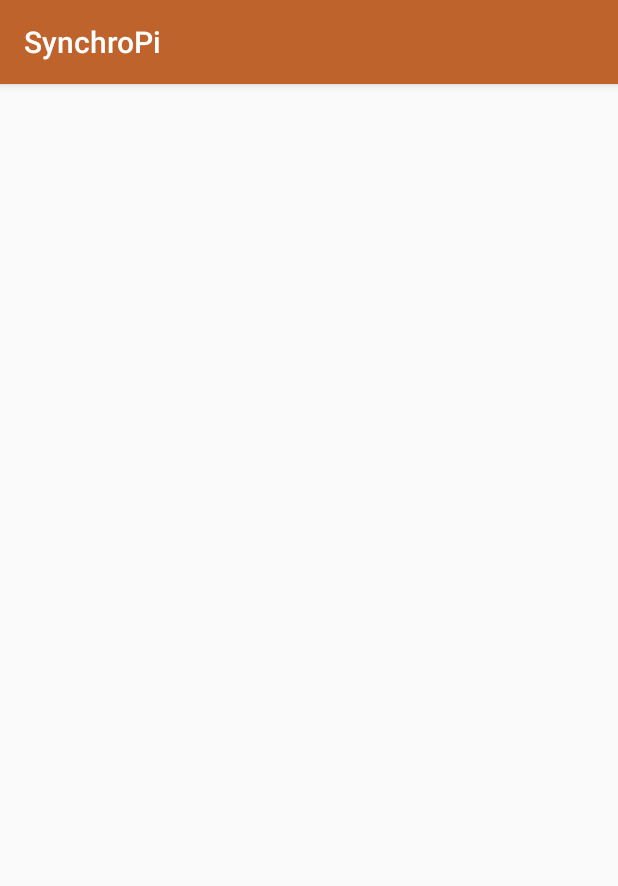
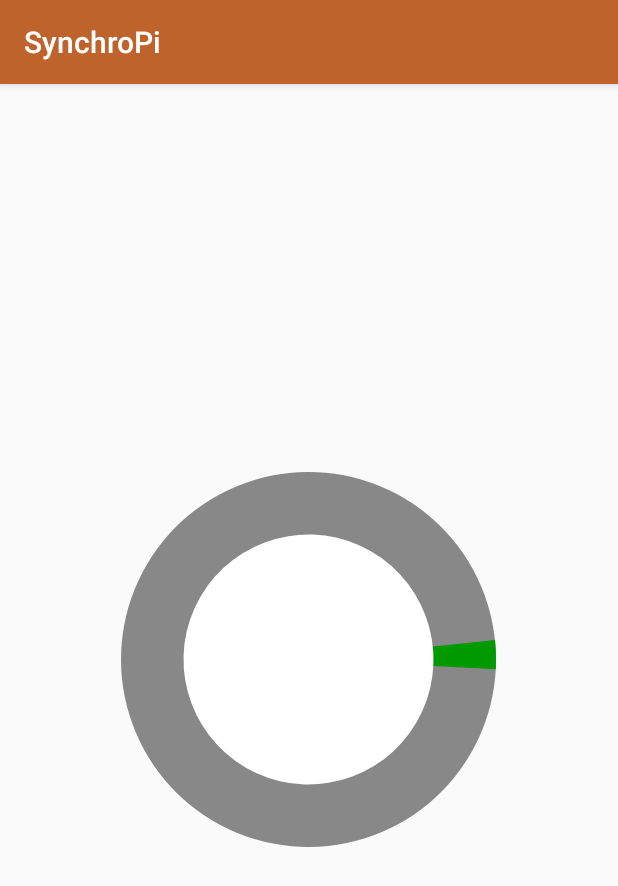
Before and after one commit to EViallet/SynchroPi_Android, an Android app: the screen it shows after launch (MainActivity), after a tap on an icon or button, on a phone screen of 412 x 824 dp. Shown: the top 886 px of the screen. Run offline under Robolectric (Android 15) with nearby library versions, the phone set to English and light mode, and no system bars.

```diff
--- /dev/null
+++ b/app/src/main/java/com/gueg/synchropi/LoadingView.java
@@ -0,0 +1,111 @@
+package com.gueg.synchropi;
+
+import android.annotation.SuppressLint;
+import android.content.Context;
+import android.graphics.Canvas;
+import android.graphics.Color;
+import android.graphics.Paint;
+import android.graphics.RectF;
+import android.util.AttributeSet;
+import android.view.View;
+
+public class LoadingView extends View {
+
+    private Paint whitePaint = new Paint();
+    private Paint waitingPaint = new Paint();
+    private Paint emptyCirclePaint = new Paint();
+    private Paint fullCirclePaint = new Paint();
+
+    private float radius = -1f;
+
+    private static final float STARTING_ROTATION = -90f;
+    private static final float MAX_ROTATION = 360f;
+
+    private static final long FRAME_TIME = (long)(1000f/60f);
+    private boolean infinite = true;
+    private float lastAngle = 0f;
+    private float turningStartingAngle = 0f;
+
+    private int current = 0;
+    private int max = 100;
+
+    public LoadingView(Context context) {
+        this(context, null);
+    }
+    public LoadingView(Context context, AttributeSet attrs) {
+        this(context, attrs, 0);
+    }
+    public LoadingView(Context context, AttributeSet attrs, int defStyleAttr) {
+        this(context, attrs, defStyleAttr, 0);
+    }
+    public LoadingView(Context context, AttributeSet attrs, int defStyleAttr, int defStyleRes) {
+        super(context, attrs, defStyleAttr, defStyleRes);
+
+        whitePaint.setColor(Color.WHITE);
+        //fullCirclePaint.setColor(Color.GREEN);
+        fullCirclePaint.setColor(0xff009900);
+        emptyCirclePaint.setColor(Color.GRAY);
+        waitingPaint.setColor(0xffef940b);
+    }
+
+    @SuppressLint("DrawAllocation")
+    @Override
+    public void onDraw(Canvas canvas) {
+        super.onDraw(canvas);
+
+
+        RectF rectf = new RectF(canvas.getClipBounds());
+
+        if(!infinite) {
+            if (current != 0) {
+                canvas.drawArc(rectf, 0, MAX_ROTATION, true, emptyCirclePaint);
+                canvas.rotate(STARTING_ROTATION, (float) canvas.getWidth() / 2f, (float) canvas.getHeight() / 2f);
+                canvas.drawArc(rectf, 0, (float) current * MAX_ROTATION / (float) max, true, fullCirclePaint);
+                canvas.rotate(-STARTING_ROTATION, (float) canvas.getWidth() / 2f, (float) canvas.getHeight() / 2f);
+            } else
+                canvas.drawArc(rectf, 0, MAX_ROTATION, true, waitingPaint);
+        } else {
+
+            if(lastAngle>=2*MAX_ROTATION)
+                lastAngle=0;
+            if(turningStartingAngle>=MAX_ROTATION)
+                turningStartingAngle=0;
+
+            canvas.rotate(turningStartingAngle, (float) canvas.getWidth() / 2f, (float) canvas.getHeight() / 2f);
+            if(lastAngle<=MAX_ROTATION) {
+                canvas.drawArc(rectf, 0, MAX_ROTATION, true, emptyCirclePaint);
+                canvas.drawArc(rectf, 0, lastAngle, true, fullCirclePaint);
+            } else {
+                canvas.drawArc(rectf, 0, MAX_ROTATION, true, fullCirclePaint);
+                canvas.drawArc(rectf, 0, lastAngle-MAX_ROTATION, true, emptyCirclePaint);
+            }
+            lastAngle+=3;
+            turningStartingAngle-=2;
+            canvas.rotate(-turningStartingAngle, (float) canvas.getWidth() / 2f, (float) canvas.getHeight() / 2f);
+        }
+
+        if (radius == -1f)
+            radius = (float) canvas.getWidth() / 2f;
+        canvas.drawCircle(radius, (float)canvas.getHeight()/2f, (float)canvas.getHeight()/3f, whitePaint);
+
+        if(infinite)
+            postDelayed(new Runnable() {
+                @Override
+                public void run() {
+                    invalidate();
+                }
+            },FRAME_TIME);
+    }
+
+    public void setLoadingMode(boolean infinite) {
+        this.infinite = infinite;
+        invalidate();
+    }
+
+    public void setCurrent(int c, int m) {
+        current = c;
+        max = m;
+        if(!infinite)
+            invalidate();
+    }
+}
--- a/app/src/main/java/com/gueg/synchropi/MainActivity.java
+++ b/app/src/main/java/com/gueg/synchropi/MainActivity.java
@@ -16,6 +16,7 @@ import android.os.Bundle;
 import android.support.v7.widget.LinearLayoutManager;
 import android.support.v7.widget.RecyclerView;
 import android.support.v7.widget.helper.ItemTouchHelper;
+import android.util.Log;
 import android.view.View;
 import android.widget.FrameLayout;
 import android.widget.Toast;
@@ -132,8 +133,7 @@ public class MainActivity extends AppCompatActivity {
 
     public void connected(int pos) {
         Toast.makeText(this, R.string.text_connected, Toast.LENGTH_SHORT).show();
-        bluetoothHandler.send(".");
-        fragmentManager.beginTransaction().replace(container.getId(), controls).setCustomAnimations(R.anim.enter,R.anim.exit).commit();
+        fragmentManager.beginTransaction().replace(container.getId(), controls).setCustomAnimations(R.anim.enter,R.anim.exit).commitAllowingStateLoss();
         macs.get(pos).BTconnected();
         macsAdapter.notifyDataSetChanged();
     }
@@ -149,19 +149,21 @@ public class MainActivity extends AppCompatActivity {
     public void disconnected() {
         Toast.makeText(this, R.string.text_disconnected, Toast.LENGTH_SHORT).show();
         bluetoothHandler = new BluetoothHandler(this);
-        fragmentManager.beginTransaction().replace(container.getId(), setup).setCustomAnimations(R.anim.enter,R.anim.exit).commit();
+        fragmentManager.beginTransaction().replace(container.getId(), setup).setCustomAnimations(R.anim.enter,R.anim.exit).commitAllowingStateLoss();
     }
 
     public ArrayList<Mac> getMacs() {
         return macs;
     }
 
-    public void macConnected(int ip, String m) {
+    public void macConnected(String m,int ip) {
+        Log.d("BTManager","Mac connected with mac "+m+" and ip "+ip);
         for(Mac mac : macs)
             if(mac.ad.equals(m)) {
                 mac.ip = ip;
                 mac.connected();
                 macsAdapter.notifyDataSetChanged();
+                Toast.makeText(this, Integer.toString(macs.size())+" appareils connectés", Toast.LENGTH_SHORT).show();
                 return;
             }
         macs.add(new Mac(m,true));
@@ -182,6 +184,7 @@ public class MainActivity extends AppCompatActivity {
             if(mac.ad.equals(m)) {
                 mac.disconnected();
                 macsAdapter.notifyDataSetChanged();
+                Toast.makeText(this, Integer.toString(macs.size())+" appareils connectés", Toast.LENGTH_SHORT).show();
                 return;
             }
         macs.add(new Mac(m,false));
@@ -211,8 +214,8 @@ public class MainActivity extends AppCompatActivity {
         if(!bluetoothHandler.isConnected())
             return;
 
-        if(cmd.equals("Disconnected")) {
-            bluetoothHandler.send("Disconnecting");
+        if(cmd.equals("Disconnecting")) {
+            bluetoothHandler.disconnect();
             disconnected();
         } else if(cmd.equals("Shutdown")) {
             bluetoothHandler.send("Shutdown");
@@ -317,7 +320,7 @@ public class MainActivity extends AppCompatActivity {
     @Override
     public void onDestroy() {
         super.onDestroy();
-        bluetoothHandler.send("Disconnecting");
     }
 
+
 }
--- a/app/src/main/java/com/gueg/synchropi/SetupFragment.java
+++ b/app/src/main/java/com/gueg/synchropi/SetupFragment.java
@@ -17,7 +17,7 @@ public class SetupFragment extends Fragment {
 
     View root;
 
-    TextView txt_connecting;
+    LoadingView loading;
 
     @Override
     public void onCreate(@Nullable Bundle savedInstanceState) {
@@ -29,20 +29,23 @@ public class SetupFragment extends Fragment {
     public View onCreateView(@NonNull LayoutInflater inflater, @Nullable ViewGroup container, @Nullable Bundle savedInstanceState) {
         root = inflater.inflate(R.layout.fragment_setup,container,false);
 
-        txt_connecting = root.findViewById(R.id.setup_connect);
+        loading = root.findViewById(R.id.setup_connect);
 
         return root;
     }
 
+    public void setLoadingMode(boolean infinite) {
+        loading.setLoadingMode(infinite);
+    }
+
     @SuppressLint("SetTextI18n")
     public void setIndex(final int current, final int max) {
-        txt_connecting.post(new Runnable() {
+        loading.postDelayed(new Runnable() {
             @Override
             public void run() {
-                int c = current+1;
-                txt_connecting.setText("Trying "+c+"/"+max);
+                loading.setCurrent(current+1,max);
             }
-        });
+        },500);
     }
 
     public void setActivity(MainActivity activity) {
--- a/app/src/main/res/layout/activity_main.xml
+++ b/app/src/main/res/layout/activity_main.xml
@@ -31,6 +31,7 @@
 
             android:scaleType="fitCenter"
             android:src="@drawable/add"
+            android:background="@color/drawerBKG"
 
             android:layout_alignParentBottom="true"
             android:layout_centerHorizontal="true"/>
@@ -41,6 +42,7 @@
 
             android:choiceMode="singleChoice"
             android:scrollbars="vertical"
+            android:background="@color/drawerBKG"
 
             android:padding="5dp"
             android:clipToPadding="false"
--- a/app/src/main/res/layout/fragment_setup.xml
+++ b/app/src/main/res/layout/fragment_setup.xml
@@ -4,6 +4,7 @@
     android:layout_width="match_parent"
     android:layout_height="match_parent"
     tools:context="com.gueg.synchropi.MainActivity">
+    <!--
     <TextView
         android:id="@+id/setup_connect"
         android:layout_width="wrap_content"
@@ -12,7 +13,16 @@
         android:textColor="@android:color/black"
 
         android:layout_centerHorizontal="true"
-        android:layout_centerVertical="true"
-        android:layout_marginBottom="20dp"/>
+        android:layout_centerVertical="true"/><
+        -->
+
+    <com.gueg.synchropi.LoadingView
+        android:id="@+id/setup_connect"
+        android:layout_width="250dp"
+        android:layout_height="250dp"
+
+        android:layout_centerHorizontal="true"
+        android:layout_centerVertical="true"/>
+
 
 </RelativeLayout>
```
Also changed, not shown: app/src/main/java/com/gueg/synchropi/BluetoothHandler.java (+34 -20 lines).
